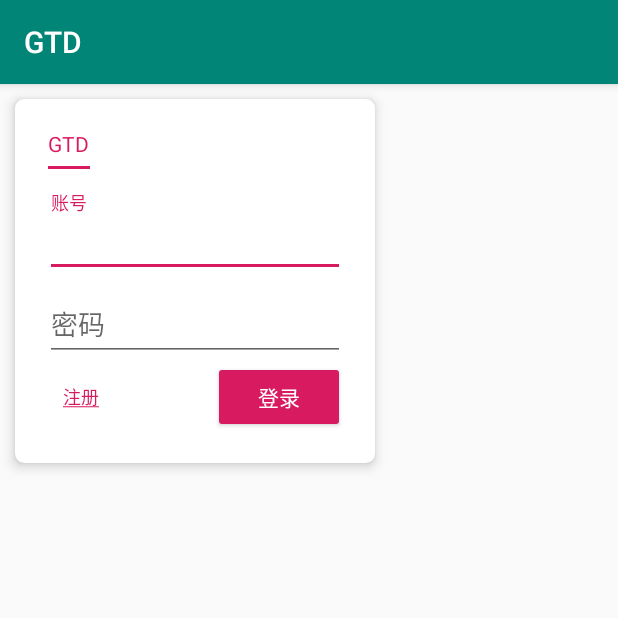
After one commit to junzkn/GTD-APP, an Android app: the LoginActivity screen opened directly, with no data from a screen before it, on a phone screen of 412 x 824 dp, the top half of it. The commit adds this screen. Run offline under Robolectric (Android 15) with nearby library versions, the phone set to English and light mode, and no system bars; network calls fail.

Commit message:
登录页面 - 胡俊华

```diff
--- a/app/src/main/AndroidManifest.xml
+++ b/app/src/main/AndroidManifest.xml
@@ -20,6 +20,7 @@
                 <category android:name="android.intent.category.LAUNCHER" />
             </intent-filter>
         </activity>
+        <activity android:name=".moudle.login.LoginActivity"/>
     </application>
 
 </manifest>
--- a/app/src/main/java/com/jun/gtd/base/BaseActivity.java
+++ b/app/src/main/java/com/jun/gtd/base/BaseActivity.java
@@ -17,7 +17,7 @@ public abstract class BaseActivity<T extends BasePresenter> extends AppCompatAct
     protected void onCreate(@Nullable Bundle savedInstanceState) {
         super.onCreate(savedInstanceState);
         setContentView(getLayoutId());
-        initPresenter();
+        mPresenter = initPresenter();
         mPresenter.attachView(this);
         init();
         prepare();
--- /dev/null
+++ b/app/src/main/java/com/jun/gtd/moudle/login/LoginActivity.java
@@ -0,0 +1,121 @@
+package com.jun.gtd.moudle.login;
+
+import android.app.Activity;
+import android.content.Intent;
+import android.graphics.Paint;
+import android.view.View;
+import android.widget.Button;
+import android.widget.EditText;
+import android.widget.ProgressBar;
+
+import com.jun.gtd.R;
+import com.jun.gtd.base.BaseActivity;
+import com.jun.gtd.utils.InputUtils;
+import com.jun.gtd.utils.ToastUtils;
+
+public class LoginActivity extends BaseActivity<LoginPresenter> implements LoginContract.View {
+
+    private Button mBtnSwitch, mBtnConfirm;
+    private EditText mEtAccount,  mEtPassword;
+    private View mLayoutContainer;
+    private ProgressBar mProgressBar;
+
+    public static final int LOGIN_ACTIVITY_REQUEST_CODE = 1001;
+    public static final int LOGIN_ACTIVITY_RESPONSE_CODE = 1002;
+
+
+    @Override
+    protected int getLayoutId() {
+        return R.layout.login_activity;
+    }
+
+    @Override
+    protected LoginPresenter initPresenter() {
+        return new LoginPresenter(new LoginModel());
+    }
+
+    @Override
+    protected void init() {
+        mBtnSwitch = findViewById(R.id.btn_switch);
+        mBtnConfirm = findViewById(R.id.btn_confirm);
+        mProgressBar = findViewById(R.id.pb_loading);
+        mEtAccount = findViewById(R.id.et_account);
+        mEtPassword = findViewById(R.id.et_password);
+        mLayoutContainer = findViewById(R.id.ll_container);
+        mBtnSwitch.setPaintFlags(mBtnSwitch.getPaintFlags() | Paint.UNDERLINE_TEXT_FLAG);
+    }
+
+    @Override
+    protected void prepare() {
+        mBtnSwitch.setOnClickListener(new View.OnClickListener() {
+            @Override
+            public void onClick(View v) {
+                if (isLogining()) {
+                    switchToRegister();
+                } else {
+                    switchToLogin();
+                }
+            }
+        });
+
+        mBtnConfirm.setOnClickListener(new View.OnClickListener() {
+            @Override
+            public void onClick(View v) {
+                if (isLogining()) {
+                    mPresenter.requestLogin(InputUtils.toString(mEtAccount), InputUtils.toString(mEtPassword));
+                } else {
+                    mPresenter.requestRegister(InputUtils.toString(mEtAccount), InputUtils.toString(mEtPassword),null);
+                }
+            }
+        });
+    }
+
+    /**
+     * 启动LoginActivity的方法
+     * @param context 启动LoginActivity的上下文
+     */
+    public static void launchActivity(Activity context){
+        context.startActivityForResult(new Intent(context,LoginActivity.class),LOGIN_ACTIVITY_REQUEST_CODE);
+    }
+
+    /**
+     * 判断是否是登录状态
+     * @return 返回是否是登录状态
+     */
+    private boolean isLogining() {
+        return InputUtils.toString(mBtnSwitch).equals(getString(R.string.register));
+    }
+
+    @Override
+    public void displayProgress() {
+        mLayoutContainer.setVisibility(View.INVISIBLE);
+        mProgressBar.setVisibility(View.VISIBLE);
+    }
+
+    @Override
+    public void dismissProgress() {
+        mProgressBar.setVisibility(View.GONE);
+        mLayoutContainer.setVisibility(View.VISIBLE);
+    }
+
+    @Override
+    public void switchToLogin() {
+        mBtnSwitch.setText(R.string.register);
+        mBtnConfirm.setText(R.string.login);
+    }
+
+    @Override
+    public void switchToRegister() {
+        mBtnSwitch.setText(R.string.login);
+        mBtnConfirm.setText(R.string.register);
+    }
+
+    @Override
+    public void loginSuccess() {
+        ToastUtils.success(getString(R.string.success_login));
+        setResult(LOGIN_ACTIVITY_RESPONSE_CODE);
+        finish();
+    }
+
+
+}
--- a/app/src/main/java/com/jun/gtd/remote/NetCallBackSWL.java
+++ b/app/src/main/java/com/jun/gtd/remote/NetCallBackSWL.java
@@ -13,6 +13,7 @@ public abstract class NetCallBackSWL<T> implements NetCallBack<T> {
 
     private WeakReference<SwipeRefreshLayout> refreshLayout;
 
+    public NetCallBackSWL() {}
 
     public NetCallBackSWL(SwipeRefreshLayout refreshLayout) {
         this.refreshLayout = new WeakReference<>(refreshLayout);
@@ -37,4 +38,9 @@ public abstract class NetCallBackSWL<T> implements NetCallBack<T> {
             }
         }
     }
+
+    @Override
+    public void onSuccess(T date) {
+
+    }
 }
--- /dev/null
+++ b/app/src/main/res/layout/login_activity.xml
@@ -0,0 +1,118 @@
+<?xml version="1.0" encoding="utf-8"?>
+<android.support.v7.widget.CardView xmlns:android="http://schemas.android.com/apk/res/android"
+    android:layout_width="240dp"
+    android:layout_height="wrap_content"
+    xmlns:app="http://schemas.android.com/apk/res-auto"
+    android:layout_margin="10dp"
+    app:cardCornerRadius="6dp"
+    app:cardElevation="5dp">
+
+
+    <FrameLayout
+        android:layout_width="match_parent"
+        android:layout_height="wrap_content">
+
+        <ProgressBar
+            android:id="@+id/pb_loading"
+            style="?android:attr/progressBarStyleLarge"
+            android:layout_width="wrap_content"
+            android:layout_height="wrap_content"
+            android:layout_gravity="center"
+            android:visibility="gone"/>
+
+        <LinearLayout
+            android:id="@+id/ll_container"
+            android:layout_width="match_parent"
+            android:layout_height="wrap_content"
+            android:orientation="vertical"
+            android:padding="20dp">
+
+            <TextView
+                android:layout_width="match_parent"
+                android:layout_height="wrap_content"
+                android:layout_marginLeft="2dp"
+                android:layout_marginStart="2dp"
+                android:text="GTD"
+                android:textColor="@color/colorAccent" />
+
+            <View
+                android:layout_width="28dp"
+                android:layout_height="2dp"
+                android:layout_marginBottom="16dp"
+                android:layout_marginLeft="2dp"
+                android:layout_marginStart="2dp"
+                android:layout_marginTop="5dp"
+                android:background="@color/colorAccent" />
+
+            <android.support.design.widget.TextInputLayout
+                android:layout_width="match_parent"
+                android:layout_height="wrap_content">
+
+                <AutoCompleteTextView
+                    android:id="@+id/et_account"
+                    android:layout_width="match_parent"
+                    android:layout_height="wrap_content"
+                    android:hint="@string/account"
+                    android:inputType="textAutoComplete"
+                    android:maxLines="1"
+                    android:singleLine="true" />
+
+            </android.support.design.widget.TextInputLayout>
+
+            <android.support.design.widget.TextInputLayout
+                android:layout_width="match_parent"
+                android:layout_height="wrap_content">
+
+                <EditText
+                    android:id="@+id/et_password"
+                    android:layout_width="match_parent"
+                    android:layout_height="wrap_content"
+                    android:hint="@string/password"
+                    android:imeActionId="6"
+                    android:imeOptions="actionUnspecified"
+                    android:inputType="textPassword"
+                    android:maxLines="1"
+                    android:singleLine="true" />
+
+            </android.support.design.widget.TextInputLayout>
+
+
+            <FrameLayout
+                android:layout_width="match_parent"
+                android:layout_height="48dp">
+
+                <Button
+                    android:id="@+id/btn_switch"
+                    style="@style/Widget.AppCompat.Button.Borderless.Colored"
+                    android:layout_width="wrap_content"
+                    android:layout_height="match_parent"
+                    android:autoLink="all"
+                    android:gravity="start|center_vertical"
+                    android:text="@string/register"
+                    android:textSize="12sp" />
+
+
+                <Button
+                    android:id="@+id/btn_confirm"
+                    style="@style/Widget.AppCompat.Button.Colored"
+                    android:layout_width="wrap_content"
+                    android:layout_height="match_parent"
+                    android:layout_gravity="end"
+                    android:text="@string/login" />
+            </FrameLayout>
+
+        </LinearLayout>
+
+
+
+
+
+
+    </FrameLayout>
+
+
+
+
+
+
+</android.support.v7.widget.CardView>
--- a/app/src/main/res/values/strings.xml
+++ b/app/src/main/res/values/strings.xml
@@ -2,4 +2,11 @@
     <string name="app_name">GTD</string>
     <string name="please_check_network">请检查网路</string>
     <string name="link_out_time">连接超时</string>
+    <string name="please_input_account">请输入账号</string>
+    <string name="please_input_password">请输入密码</string>
+    <string name="account">账号</string>
+    <string name="password">密码</string>
+    <string name="register">注册</string>
+    <string name="login">登录</string>
+    <string name="success_login">登录成功</string>
 </resources>
```
Also changed, not shown: app/src/main/java/com/jun/gtd/moudle/login/LoginContract.java (added, +30 -0 lines), app/src/main/java/com/jun/gtd/moudle/login/LoginModel.java (added, +46 -0 lines), app/src/main/java/com/jun/gtd/moudle/login/LoginPresenter.java (added, +48 -0 lines), app/src/main/java/com/jun/gtd/utils/InputUtils.java (added, +89 -0 lines).
